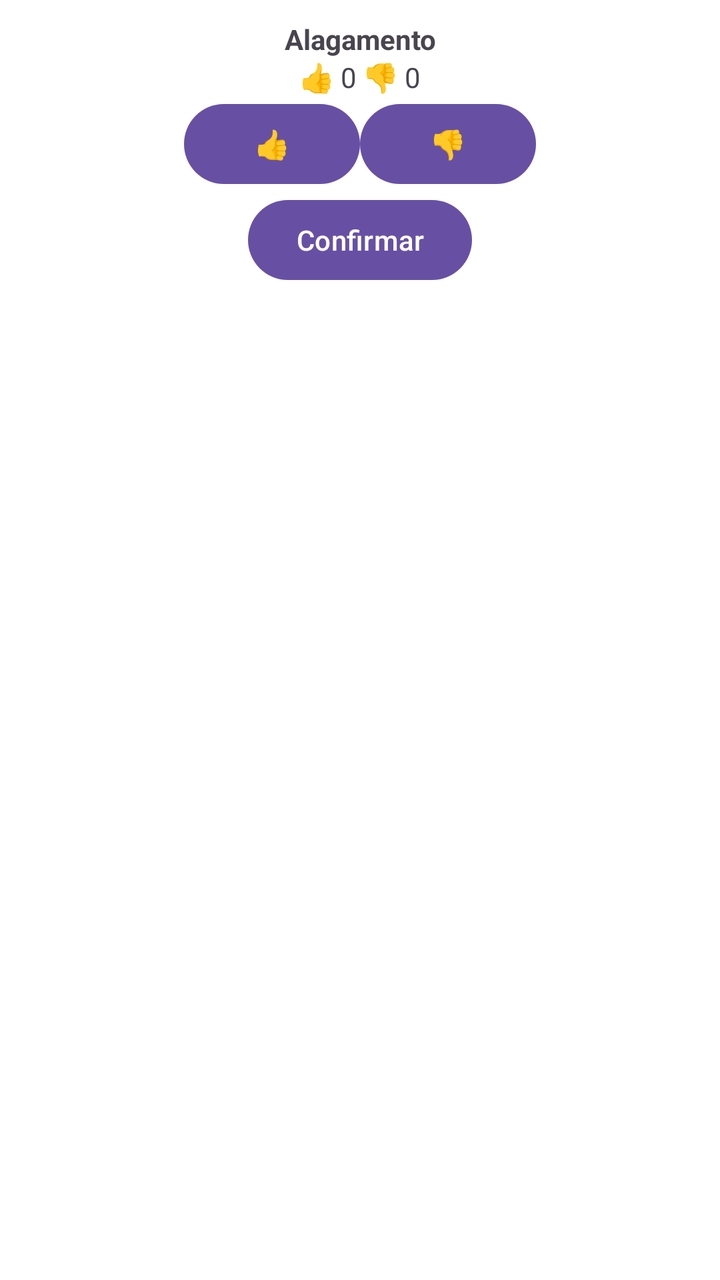
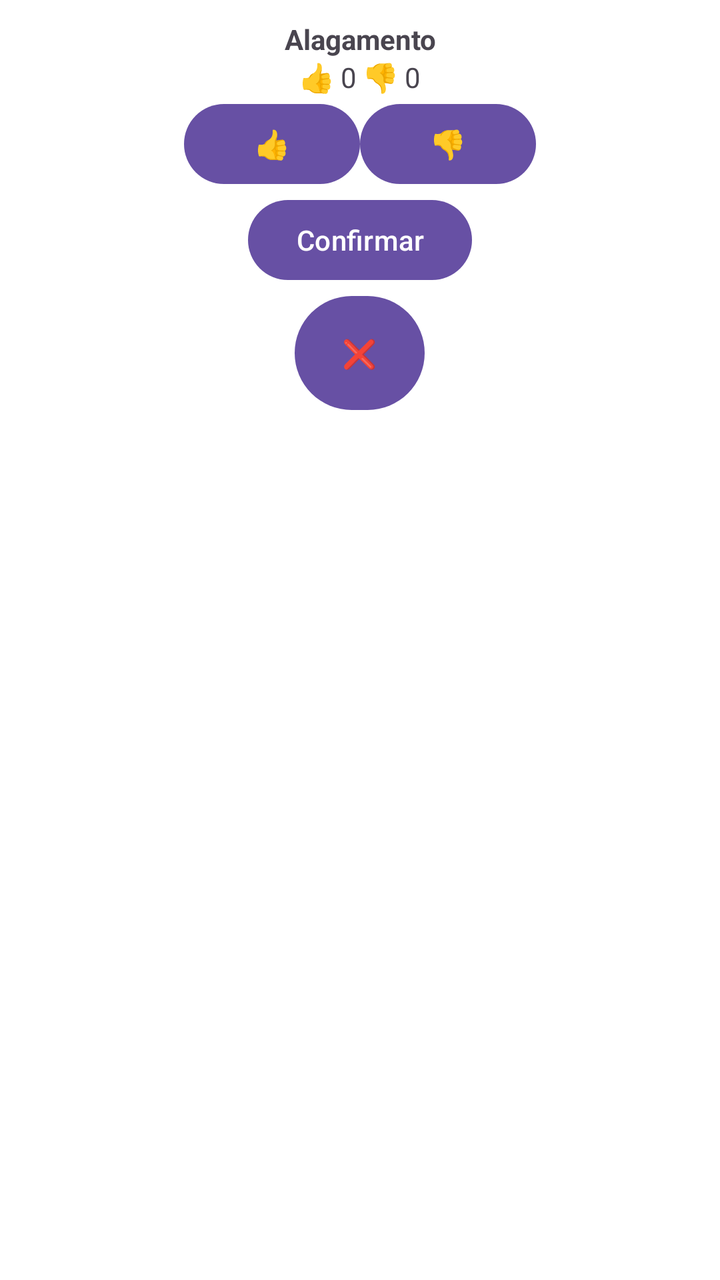

Compare the two renders of this Android layout. The source of the first and the diff that turns it into the second are given below.
<!-- AndroidManifest.xml: application theme Theme.BaixadaSegura -->
<!-- res/layout/info_alagamento.xml -->
<?xml version="1.0" encoding="utf-8"?>
<LinearLayout xmlns:android="http://schemas.android.com/apk/res/android"
    android:layout_width="wrap_content"
    android:layout_height="wrap_content"
    android:orientation="vertical"
    android:padding="10dp"
    android:background="@android:color/white">

    <TextView
        android:id="@+id/txtTitulo"
        android:layout_width="match_parent"
        android:layout_height="wrap_content"
        android:gravity="center"
        android:text="Alagamento"
        android:textStyle="bold" />

    <TextView
        android:id="@+id/txtVotos"
        android:layout_width="match_parent"
        android:layout_height="wrap_content"
        android:gravity="center"
        android:text="👍 0 👎 0" />

    <LinearLayout
        android:layout_width="match_parent"
        android:layout_height="wrap_content"
        android:gravity="center"
        android:orientation="horizontal">

        <Button
            android:id="@+id/btnLike"
            android:layout_width="wrap_content"
            android:layout_height="wrap_content"
            android:text="👍" />

        <Button
            android:id="@+id/btnDislike"
            android:layout_width="wrap_content"
            android:layout_height="wrap_content"
            android:text="👎" />


    </LinearLayout>
    <LinearLayout
        android:layout_width="match_parent"
        android:layout_height="wrap_content"
        android:gravity="center"
        android:orientation="horizontal">

        <Button
            android:id="@+id/btnConfirmar"
            android:layout_width="wrap_content"
            android:layout_height="wrap_content"
            android:text="Confirmar" />

    </LinearLayout>

</LinearLayout>
<!-- resources referenced by this layout -->
<resources>
  <style name="Theme.BaixadaSegura" parent="Base.Theme.BaixadaSegura" />
  <style name="Base.Theme.BaixadaSegura" parent="Theme.Material3.DayNight.NoActionBar">
          
          
      </style>
</resources>

<!-- the commit's change to res/layout/info_alagamento.xml (unified diff, before → after) -->
@@ -55,4 +55,18 @@
 
     </LinearLayout>
 
+    <LinearLayout
+        android:layout_width="match_parent"
+        android:layout_height="wrap_content"
+        android:gravity="center"
+        android:orientation="horizontal">
+
+        <Button
+            android:id="@+id/btnExcluir"
+            android:layout_width="65dp"
+            android:layout_height="65dp"
+            android:text="❌" />
+
+    </LinearLayout>
+
 </LinearLayout>
